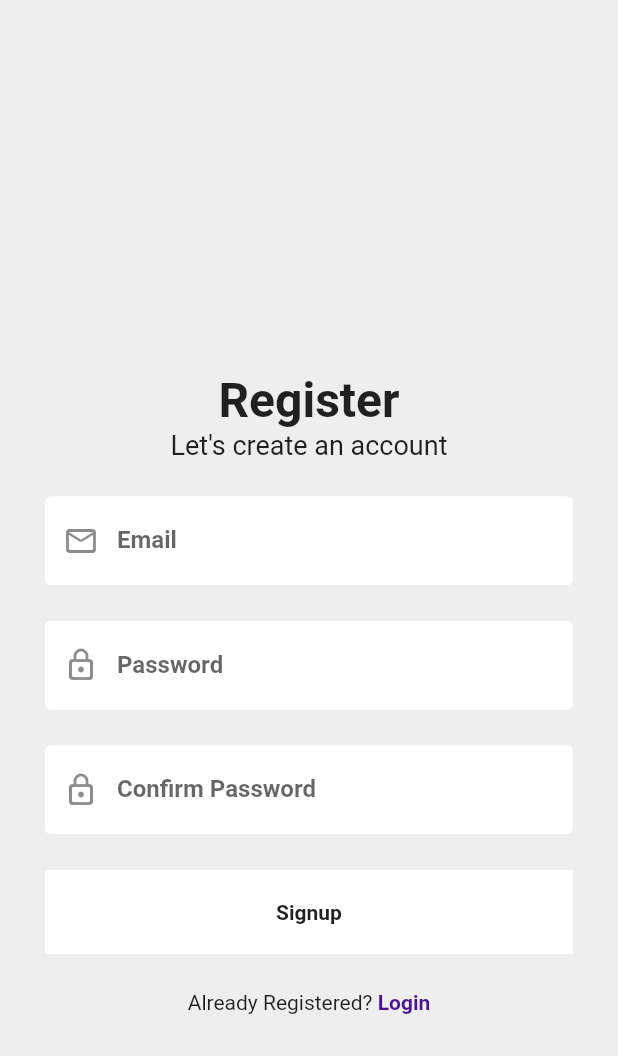
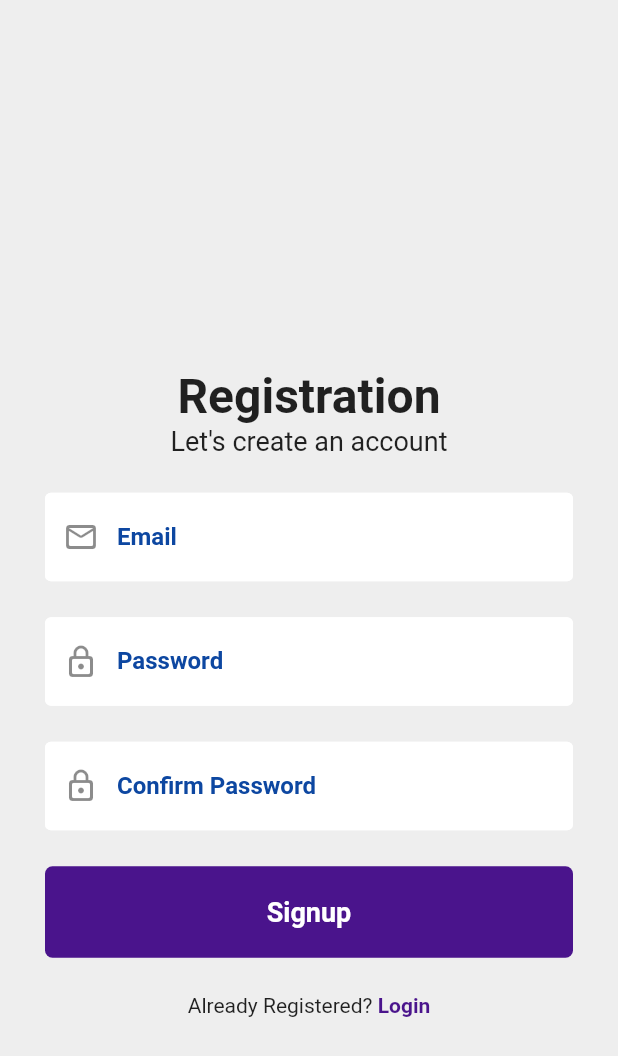
Before and after one commit to hasanmtasnimul/delivery_app, a Flutter app: the RegistrationPage screen opened by its route, on a phone screen of 412 x 824 dp. Shown: the top 1056 px of the screen. Run offline on Flutter 3.47's test engine with Material 2 defaults, Android fonts, the phone set to English and light mode, and no system bars; our stand-ins replace firebase_auth, firebase_core, quickalert; accounts and stored records are empty; network calls fail.

Commit message:
registration success dialog added

```diff
--- a/lib/components/formButton.dart
+++ b/lib/components/formButton.dart
@@ -11,11 +11,13 @@ class FormButton extends StatelessWidget {
       onTap: onTap,
       child: Container(
         padding: EdgeInsets.all(20),
-        decoration: BoxDecoration(color: Colors.white),
+        decoration: BoxDecoration(
+            color: Colors.purple[900], borderRadius: BorderRadius.circular(5)),
         child: Center(
             child: Text(
           buttonText,
-          style: TextStyle(fontWeight: FontWeight.bold),
+          style: TextStyle(
+              fontWeight: FontWeight.bold, color: Colors.white, fontSize: 18),
         )),
       ),
     );
--- a/lib/components/formTextField.dart
+++ b/lib/components/formTextField.dart
@@ -25,7 +25,8 @@ class FormTextField extends StatelessWidget {
           prefixIcon: fieldIcon,
           hintText: hintText,
           labelText: hintText,
-          labelStyle: TextStyle(fontWeight: FontWeight.bold),
+          labelStyle:
+              TextStyle(fontWeight: FontWeight.bold, color: Colors.blue[900]),
           enabledBorder: const OutlineInputBorder(
             borderSide: BorderSide(color: Colors.white),
           ),
--- a/lib/pages/registrationPage.dart
+++ b/lib/pages/registrationPage.dart
@@ -2,6 +2,8 @@ import 'package:delivery_app/components/formButton.dart';
 import 'package:delivery_app/utils/routes.dart';
 import 'package:firebase_auth/firebase_auth.dart';
 import 'package:flutter/material.dart';
+import 'package:quickalert/quickalert.dart';
+import 'package:quickalert/widgets/quickalert_buttons.dart';
 import '../components/formTextField.dart';
 
 class RegistrationPage extends StatefulWidget {
@@ -29,7 +31,12 @@ class _RegistrationPageState extends State<RegistrationPage> {
         await FirebaseAuth.instance.createUserWithEmailAndPassword(
             email: emailController.text, password: passwordController.text);
         Navigator.pop(context);
+        QuickAlert.show(
+            context: context,
+            type: QuickAlertType.success,
+            text: "Registration Successful");
       } else {
+        Navigator.pop(context);
         registrationError("Passwords did not match");
       }
     } on FirebaseAuthException catch (e) {
@@ -61,7 +68,7 @@ class _RegistrationPageState extends State<RegistrationPage> {
               child: Column(children: [
                 SizedBox(height: 100),
                 Text(
-                  "Register",
+                  "Registration",
                   style: TextStyle(fontSize: 32, fontWeight: FontWeight.bold),
                 ),
                 // SizedBox(height: 10),
--- a/pubspec.yaml
+++ b/pubspec.yaml
@@ -36,6 +36,7 @@ dependencies:
   cupertino_icons: ^1.0.2
   firebase_auth: ^4.7.1
   firebase_core: ^2.15.0
+  quickalert: ^1.0.1
 
 dev_dependencies:
   flutter_test:
```
Also changed, not shown: lib/main.dart (+3 -4 lines), lib/pages/signup_success_page.dart (deleted, +0 -10 lines), pubspec.lock.
